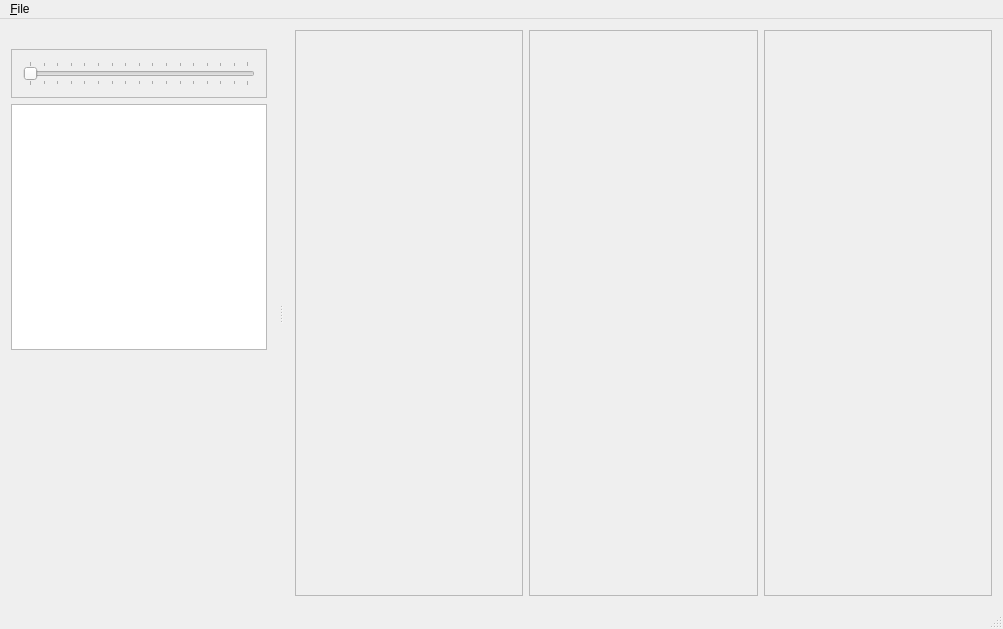
First picture: the form in mainwindow.ui, repository minotor-org/minotor, before the edit.
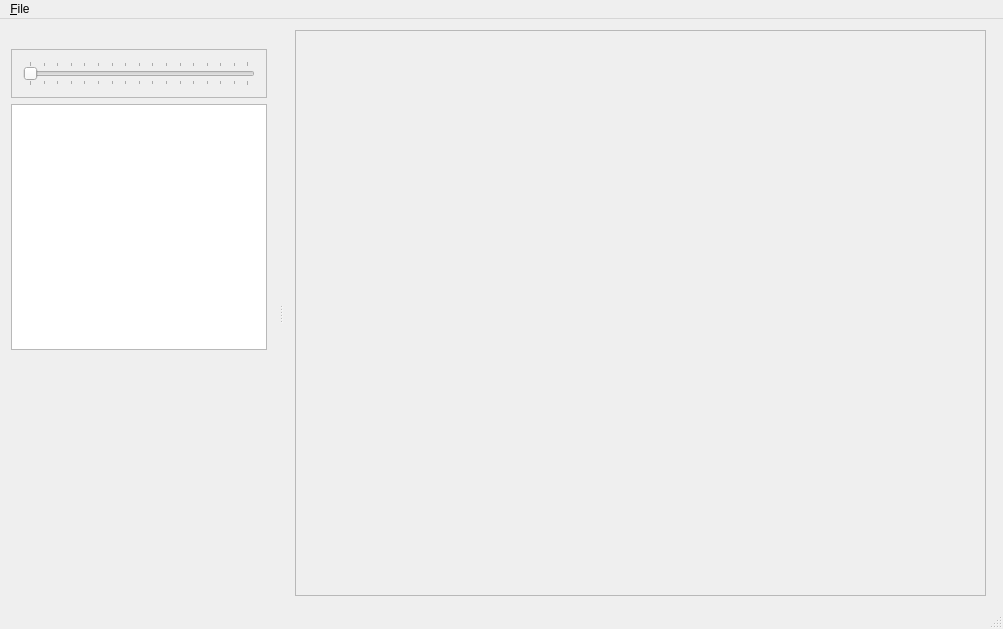
Second picture: the form after the edit.

Commit message: Improves ViewsAndControls panel (right-side)

```diff
--- a/mainwindow.ui
+++ b/mainwindow.ui
@@ -16,19 +16,15 @@
   <widget class="QWidget" name="centralWidget">
    <layout class="QVBoxLayout" name="verticalLayout">
     <item>
-     <layout class="QHBoxLayout" name="horizontalLayout" stretch="0,0,0">
+     <layout class="QHBoxLayout" name="horizontalLayout" stretch="0,0">
       <item>
-       <widget class="QFrame" name="fChannel1">
-        <property name="frameShape">
-         <enum>QFrame::StyledPanel</enum>
+       <widget class="QFrame" name="fChannelsEditor">
+        <property name="sizePolicy">
+         <sizepolicy hsizetype="Expanding" vsizetype="Expanding">
+          <horstretch>0</horstretch>
+          <verstretch>0</verstretch>
+         </sizepolicy>
         </property>
-        <property name="frameShadow">
-         <enum>QFrame::Raised</enum>
-        </property>
-       </widget>
-      </item>
-      <item>
-       <widget class="QFrame" name="fMaster">
         <property name="frameShape">
          <enum>QFrame::StyledPanel</enum>
         </property>
```
Left out of the diff: 2 changed lines with no effect on the pictures. The commit also changes 6 other files.
